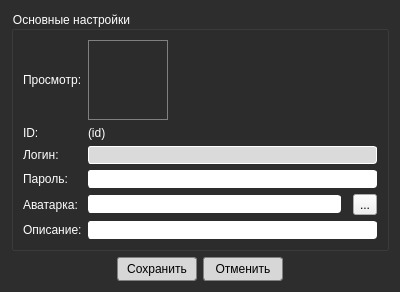
Before: the Qt Designer form AsQammDekstopControl/uisrc/userSelfEdit.ui in StarterCraft/Hyrex_AsQamm, drawn with Qt 5.
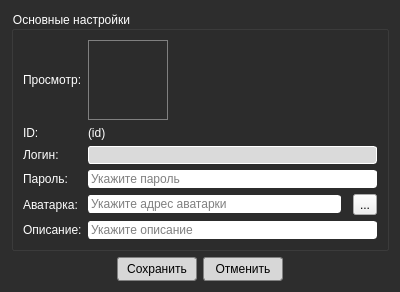
After: the same form once the commit is applied. Icons and pictures are not drawn.

The edit to the form file:
```diff
--- a/AsQammDekstopControl/uisrc/userSelfEdit.ui
+++ b/AsQammDekstopControl/uisrc/userSelfEdit.ui
@@ -292,7 +292,11 @@
        </widget>
       </item>
       <item row="6" column="1" colspan="3">
-       <widget class="QLineEdit" name="lnI_EuDesc"/>
+       <widget class="QLineEdit" name="lnI_EuDesc">
+        <property name="placeholderText">
+         <string>Укажите описание</string>
+        </property>
+       </widget>
       </item>
       <item row="1" column="0">
        <widget class="QLabel" name="lbl_EuIDHint">
@@ -376,13 +380,20 @@
        </widget>
       </item>
       <item row="5" column="1">
-       <widget class="QLineEdit" name="lnI_EuAvatarAddr"/>
+       <widget class="QLineEdit" name="lnI_EuAvatarAddr">
+        <property name="placeholderText">
+         <string>Укажите адрес аватарки</string>
+        </property>
+       </widget>
       </item>
       <item row="4" column="1" colspan="3">
        <widget class="QLineEdit" name="lnI_EuPassword">
         <property name="echoMode">
          <enum>QLineEdit::Password</enum>
         </property>
+        <property name="placeholderText">
+         <string>Укажите пароль</string>
+        </property>
        </widget>
       </item>
       <item row="6" column="0">
```
Left out of the diff: 1 changed line with no effect on the pictures.
